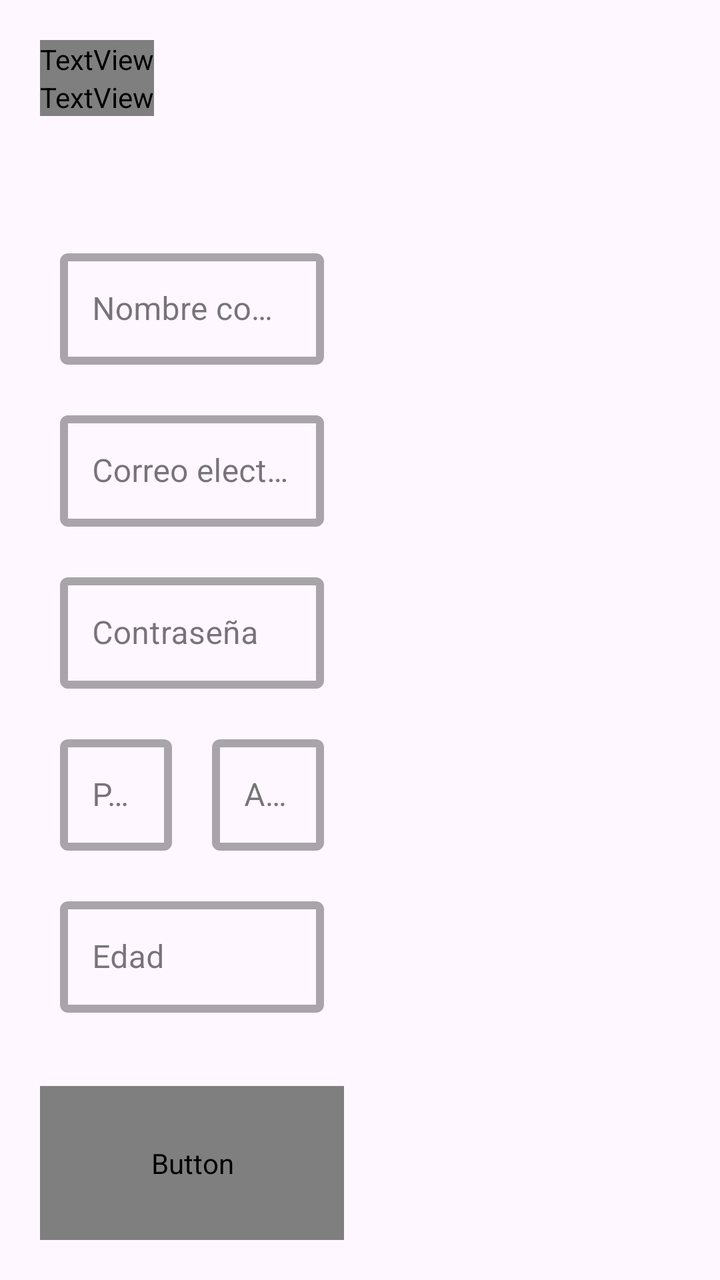
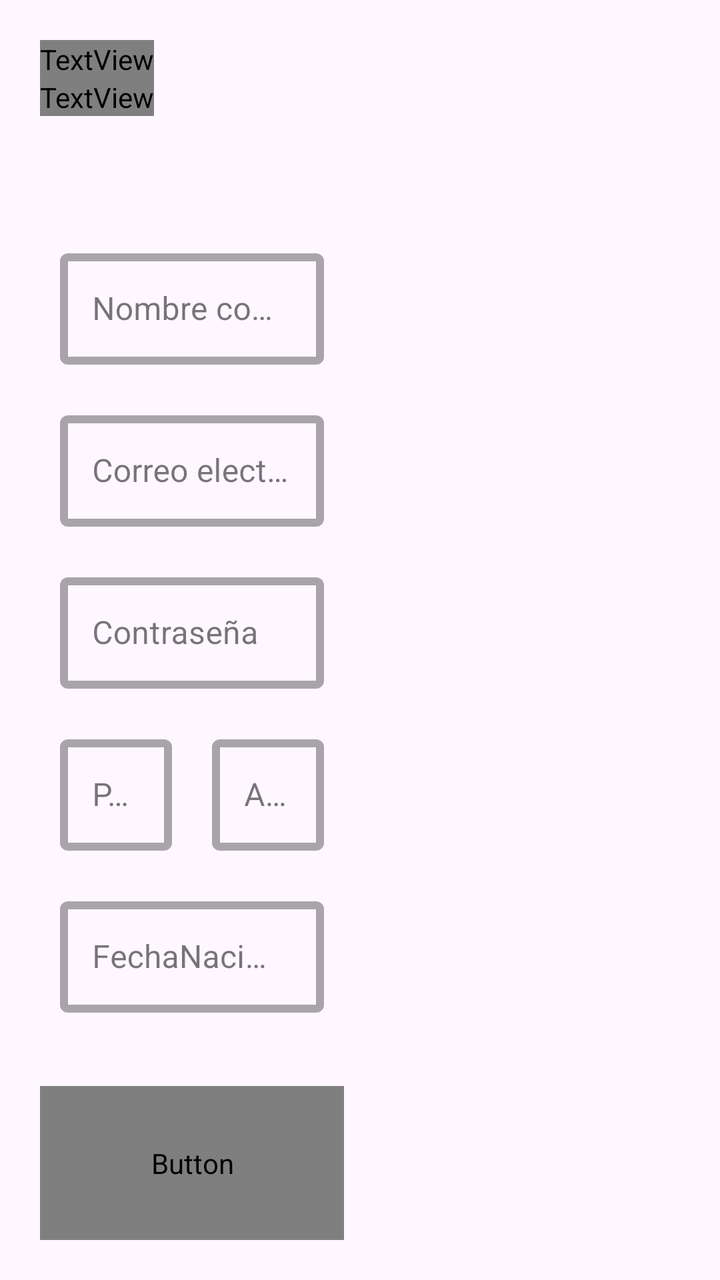

Compare the two renders of this Android layout. The source of the first and the diff that turns it into the second are given below.
<!-- AndroidManifest.xml: application theme Theme.EjercicioAPP -->
<!-- res/layout/activity_registro.xml -->
<?xml version="1.0" encoding="utf-8"?>
<androidx.constraintlayout.widget.ConstraintLayout xmlns:android="http://schemas.android.com/apk/res/android"
    xmlns:app="http://schemas.android.com/apk/res-auto"
    xmlns:tools="http://schemas.android.com/tools"
    android:id="@+id/main"
    style="@style/Layout_Main"
    android:layout_width="match_parent"
    android:layout_height="match_parent"
    tools:context=".views.Registro">


    <LinearLayout
        app:layout_constraintTop_toTopOf="parent"
        app:layout_constraintStart_toStartOf="parent"
        android:layout_width="wrap_content"
        android:orientation="vertical"
        android:layout_height="match_parent">

        <LinearLayout
            android:layout_weight="1"
            android:id="@+id/textoPresentacion"
            android:layout_width="match_parent"
            android:layout_height="wrap_content"
            android:orientation="vertical"
            app:layout_constraintTop_toTopOf="parent">

            <TextView
                android:id="@+id/textView"
                style="@style/Texto_Titulo"
                android:layout_width="wrap_content"
                android:layout_height="wrap_content"
                android:text="@string/registro_bienvenida"
                tools:layout_editor_absoluteX="159dp"
                tools:layout_editor_absoluteY="68dp" />

            <TextView
                style="@style/Texto_SubTitulo"
                android:id="@+id/textView2"
                android:layout_width="wrap_content"
                android:layout_height="wrap_content"
                android:text="@string/registro_bienvenida_descripcion"
                tools:layout_editor_absoluteX="168dp"
                tools:layout_editor_absoluteY="165dp" />

        </LinearLayout>

        <LinearLayout
            android:layout_weight="2"
            android:layout_width="match_parent"
            android:layout_height="wrap_content"
            android:gravity="center"
            android:orientation="vertical"
            app:layout_constraintTop_toBottomOf="@id/textoPresentacion">

            <LinearLayout
                android:layout_width="match_parent"
                android:layout_height="wrap_content"
                android:layout_gravity="center"
                android:orientation="vertical">

                <com.google.android.material.textfield.TextInputLayout
                    android:layout_width="match_parent"
                    android:hint="@string/nombre"
                    style="@style/Form_InputOutline"
                    android:layout_height="wrap_content">
                    <com.google.android.material.textfield.TextInputEditText
                        android:id="@+id/nombre"
                        android:layout_width="match_parent"
                        android:layout_height="wrap_content"/>
                </com.google.android.material.textfield.TextInputLayout>

                <com.google.android.material.textfield.TextInputLayout
                    android:layout_width="match_parent"
                    android:hint="@string/Correo"
                    style="@style/Form_InputOutline"
                    android:layout_height="wrap_content">
                    <com.google.android.material.textfield.TextInputEditText
                        android:id="@+id/correo"
                        android:layout_width="match_parent"
                        android:layout_height="wrap_content"/>
                </com.google.android.material.textfield.TextInputLayout>

                <com.google.android.material.textfield.TextInputLayout
                    android:layout_width="match_parent"
                    android:hint="@string/contrasena"
                    style="@style/Form_InputOutline"
                    android:layout_height="wrap_content">
                    <com.google.android.material.textfield.TextInputEditText
                        android:id="@+id/contrasena"
                        android:inputType="textPassword"
                        android:layout_width="match_parent"
                        android:layout_height="wrap_content"/>
                </com.google.android.material.textfield.TextInputLayout>


                <GridLayout
                    android:layout_width="match_parent"
                    android:layout_height="wrap_content"
                    android:layout_gravity="fill"
                    android:columnCount="2"
                    android:orientation="vertical"
                    android:rowCount="2">

                    <com.google.android.material.textfield.TextInputLayout
                        android:layout_row="0"
                        android:layout_columnWeight="1"
                        android:layout_gravity="fill"
                        android:hint="@string/peso"
                        style="@style/Form_InputOutline">
                        <com.google.android.material.textfield.TextInputEditText
                            android:id="@+id/peso"
                            android:inputType="number"
                            android:layout_width="match_parent"
                            android:layout_height="wrap_content"/>
                    </com.google.android.material.textfield.TextInputLayout>

                    <com.google.android.material.textfield.TextInputLayout
                        android:layout_row="1"
                        android:layout_columnWeight="1"
                        android:layout_columnSpan="2"
                        android:layout_gravity="fill"
                        android:hint="@string/edad"
                        style="@style/Form_InputOutline">
                        <com.google.android.material.textfield.TextInputEditText
                            android:id="@+id/edad"
                            android:inputType="number"
                            android:layout_width="match_parent"
                            android:layout_height="wrap_content"/>
                    </com.google.android.material.textfield.TextInputLayout>

                    <com.google.android.material.textfield.TextInputLayout
                        android:layout_row="0"
                        android:layout_columnWeight="1"
                        android:layout_gravity="fill"

                        android:hint="@string/altura"
                        style="@style/Form_InputOutline">
                        <com.google.android.material.textfield.TextInputEditText
                            android:id="@+id/altura"
                            android:inputType="number"
                            android:layout_width="match_parent"
                            android:layout_height="wrap_content"/>
                    </com.google.android.material.textfield.TextInputLayout>
                </GridLayout>
            </LinearLayout>

        </LinearLayout>

        <Button
            android:layout_weight="1"
            android:layout_width="match_parent"
            android:layout_height="50dp"
            android:text="@string/registrarse"
            style="@style/Form_Button"
            app:layout_constraintBottom_toBottomOf="parent" />
    </LinearLayout>



</androidx.constraintlayout.widget.ConstraintLayout>
<!-- resources referenced by this layout -->
<resources>
  <string name="Correo">Correo electrónico</string>
  <string name="altura">Altura (cm)</string>
  <string name="contrasena">Contraseña</string>
  <string name="edad">Edad</string>
  <string name="nombre">Nombre completo</string>
  <string name="peso">Peso (kg)</string>
  <string name="registrarse">Registrarse</string>
  <string name="registro_bienvenida">Comienza tu evolución</string>
  <string name="registro_bienvenida_descripcion">Necesitamos algunos datos básicos</string>
  <style name="Form_Button">
          <item name="fontFamily">@font/inter</item>
          <item name="android:textColor">@color/black</item>
          <item name="android:textAllCaps">true</item>
          <item name="android:textSize">24sp</item>
          <item name="android:padding">10dp</item>
      </style>
  <style name="Form_InputOutline" parent="Widget.MaterialComponents.TextInputLayout.OutlinedBox">
          <item name="boxStrokeWidth">4dp</item>
          <item name="boxStrokeWidthFocused">3dp</item>
          <item name="android:layout_margin">10dp</item>
      </style>
  <style name="Layout_Main">
          <item name="android:padding">20dp</item>
      </style>
  <style name="Texto_SubTitulo">
          <item name="android:textSize">18sp</item>
          <item name="android:fontFamily">@font/inter</item>
      </style>
  <style name="Texto_Titulo">
          <item name="android:textColor">@color/primario</item>
          <item name="android:lineHeight">60sp</item>
          <item name="android:textAllCaps">true</item>
          <item name="android:textSize">60sp</item>
          <item name="android:fontFamily">@font/oswald_bold</item>
      </style>
  <style name="Theme.EjercicioAPP" parent="Base.Theme.EjercicioAPP" />
  <color name="black">#FF000000</color>
  <color name="primario">#CCFF00</color>
  <style name="Base.Theme.EjercicioAPP" parent="Theme.Material3.DayNight.NoActionBar">
          <item name="colorPrimary">@color/primario</item>
          <item name="colorSecondary">@color/secundario</item>
          <item name="colorTertiary">@color/terciario</item>
      </style>
  <color name="secundario">#CCFF00</color>
  <color name="terciario">#1A1A1A</color>
</resources>

<!-- the commit's change to res/layout/activity_registro.xml (unified diff, before → after) -->
@@ -61,10 +61,11 @@
                 <com.google.android.material.textfield.TextInputLayout
                     android:layout_width="match_parent"
                     android:hint="@string/nombre"
+                    android:id="@+id/ltNombre"
                     style="@style/Form_InputOutline"
                     android:layout_height="wrap_content">
                     <com.google.android.material.textfield.TextInputEditText
-                        android:id="@+id/nombre"
+                        android:id="@+id/etNombre"
                         android:layout_width="match_parent"
                         android:layout_height="wrap_content"/>
                 </com.google.android.material.textfield.TextInputLayout>
@@ -72,10 +73,12 @@
                 <com.google.android.material.textfield.TextInputLayout
                     android:layout_width="match_parent"
                     android:hint="@string/Correo"
+                    android:id="@+id/ltCorreo"
                     style="@style/Form_InputOutline"
                     android:layout_height="wrap_content">
                     <com.google.android.material.textfield.TextInputEditText
-                        android:id="@+id/correo"
+                        android:id="@+id/etCorreo"
+                        android:inputType="textEmailAddress"
                         android:layout_width="match_parent"
                         android:layout_height="wrap_content"/>
                 </com.google.android.material.textfield.TextInputLayout>
@@ -83,10 +86,11 @@
                 <com.google.android.material.textfield.TextInputLayout
                     android:layout_width="match_parent"
                     android:hint="@string/contrasena"
+                    android:id="@+id/ltContrasena"
                     style="@style/Form_InputOutline"
                     android:layout_height="wrap_content">
                     <com.google.android.material.textfield.TextInputEditText
-                        android:id="@+id/contrasena"
+                        android:id="@+id/etContrasena"
                         android:inputType="textPassword"
                         android:layout_width="match_parent"
                         android:layout_height="wrap_content"/>
@@ -105,11 +109,12 @@
                         android:layout_row="0"
                         android:layout_columnWeight="1"
                         android:layout_gravity="fill"
+                        android:id="@+id/ltPeso"
                         android:hint="@string/peso"
                         style="@style/Form_InputOutline">
                         <com.google.android.material.textfield.TextInputEditText
-                            android:id="@+id/peso"
-                            android:inputType="number"
+                            android:id="@+id/etPeso"
+                            android:inputType="numberDecimal"
                             android:layout_width="match_parent"
                             android:layout_height="wrap_content"/>
                     </com.google.android.material.textfield.TextInputLayout>
@@ -119,11 +124,13 @@
                         android:layout_columnWeight="1"
                         android:layout_columnSpan="2"
                         android:layout_gravity="fill"
-                        android:hint="@string/edad"
+                        android:id="@+id/ltFechaNacimiento"
+                        android:hint="@string/fecha_nacimiento"
                         style="@style/Form_InputOutline">
                         <com.google.android.material.textfield.TextInputEditText
-                            android:id="@+id/edad"
-                            android:inputType="number"
+                            android:id="@+id/etFechaNacimiento"
+                            android:focusable="false"
+                            android:focusableInTouchMode="false"
                             android:layout_width="match_parent"
                             android:layout_height="wrap_content"/>
                     </com.google.android.material.textfield.TextInputLayout>
@@ -132,11 +139,11 @@
                         android:layout_row="0"
                         android:layout_columnWeight="1"
                         android:layout_gravity="fill"
-
+                        android:id="@+id/ltAltura"
                         android:hint="@string/altura"
                         style="@style/Form_InputOutline">
                         <com.google.android.material.textfield.TextInputEditText
-                            android:id="@+id/altura"
+                            android:id="@+id/etAltura"
                             android:inputType="number"
                             android:layout_width="match_parent"
                             android:layout_height="wrap_content"/>
@@ -150,6 +157,7 @@
             android:layout_weight="1"
             android:layout_width="match_parent"
             android:layout_height="50dp"
+            android:id="@+id/btnRegistrar"
             android:text="@string/registrarse"
             style="@style/Form_Button"
             app:layout_constraintBottom_toBottomOf="parent" />
<!-- resource entries referenced after the edit -->
@@ -3,7 +3,7 @@
   <string name="Correo">Correo electrónico</string>
   <string name="altura">Altura (cm)</string>
   <string name="contrasena">Contraseña</string>
-  <string name="edad">Edad</string>
+  <string name="fecha_nacimiento">FechaNacimiento</string>
   <string name="nombre">Nombre completo</string>
   <string name="peso">Peso (kg)</string>
   <string name="registrarse">Registrarse</string>
